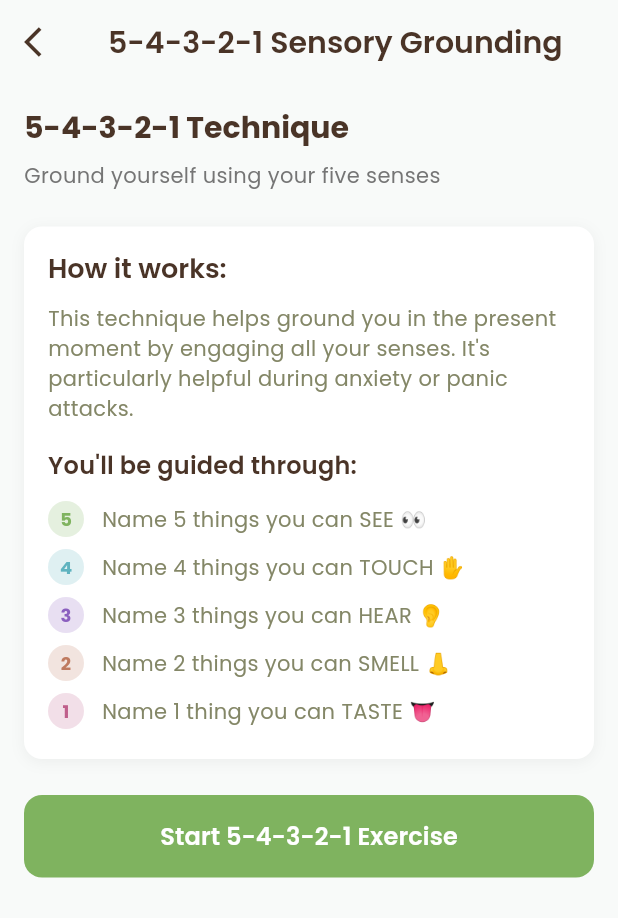
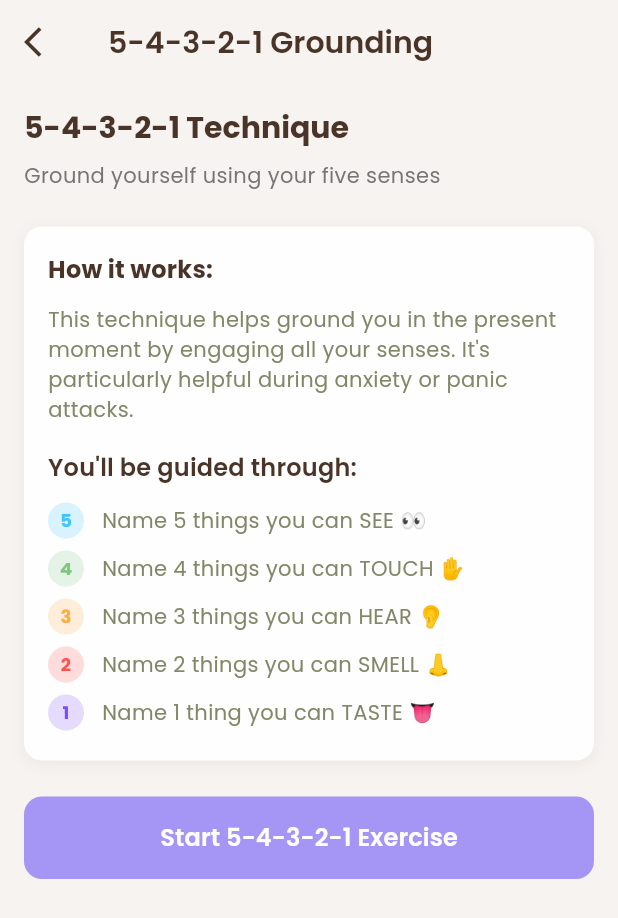
Before and after one commit to jocelyngan2005/solace, a Flutter app: the GroundingTechniquesPage screen opened directly, after a tap on "Sensory Grounding", on a phone screen of 412 x 824 dp. Shown: the top 918 px of the screen. Run offline on Flutter 3.47's test engine with Material 3 defaults, Android fonts, the phone set to English and light mode, and no system bars; our stand-ins replace fl_chart, google_fonts, table_calendar; accounts and stored records are empty.

Commit message:
ui updates

```diff
--- a/lib/screens/therapy/breathing_session.dart
+++ b/lib/screens/therapy/breathing_session.dart
@@ -60,7 +60,7 @@ class _BreathingSessionPageState extends State<BreathingSessionPage>
 
     _scaleAnimation = Tween<double>(
       begin: 0.85,
-      end: 1.15,
+      end: 1.30,
     ).animate(CurvedAnimation(
       parent: _animationController,
       curve: Curves.easeInOut,
--- a/lib/screens/therapy/grounding_toolkit/grounding_techniques.dart
+++ b/lib/screens/therapy/grounding_toolkit/grounding_techniques.dart
@@ -71,28 +71,19 @@ class _GroundingTechniquesPageState extends State<GroundingTechniquesPage> {
                 shape: RoundedRectangleBorder(
                   borderRadius: BorderRadius.circular(16),
                 ),
-                color: Theme.of(context).colorScheme.primary,
+                color: const Color(0xFFB9998D),
                 child: Padding(
                   padding: const EdgeInsets.all(16),
                   child: Column(
                     crossAxisAlignment: CrossAxisAlignment.start,
                     children: [
-                      Row(
-                        children: [
-                          Icon(
-                            Icons.info_outline,
-                            color: Theme.of(context).colorScheme.onPrimary,
-                            size: 16,
-                          ),
-                          const SizedBox(width: 8),
                           Text(
-                            'When to use grounding techniques:',
+                            '💡 When to use grounding techniques:',
                             style: Theme.of(context).textTheme.titleMedium?.copyWith(
+                              color: Theme.of(context).colorScheme.onPrimary,
                               fontWeight: FontWeight.w600,
                             ),
                           ),
-                        ],
-                      ),
                       const SizedBox(height: 12),
                       Text(
                         '• When feeling anxious or overwhelmed\n'
@@ -101,6 +92,7 @@ class _GroundingTechniquesPageState extends State<GroundingTechniquesPage> {
                         '• To reconnect with the present moment\n'
                         '• Before important events or exams',
                         style: Theme.of(context).textTheme.bodyMedium?.copyWith(
+                          color: Theme.of(context).colorScheme.onPrimary,
                           height: 1.5,
                         ),
                       ),
--- a/lib/screens/therapy/grounding_toolkit/physical_grounding.dart
+++ b/lib/screens/therapy/grounding_toolkit/physical_grounding.dart
@@ -331,7 +331,7 @@ class _PhysicalGroundingPageState extends State<PhysicalGroundingPage>
                       shape: RoundedRectangleBorder(
                         borderRadius: BorderRadius.circular(16),
                         side: isSelected ? BorderSide(
-                          color: Theme.of(context).colorScheme.primary,
+                          color: tech.color,
                           width: 2,
                         ) : BorderSide.none,
                       ),
@@ -391,7 +391,7 @@ class _PhysicalGroundingPageState extends State<PhysicalGroundingPage>
                               if (isSelected)
                                 Icon(
                                   Icons.check_circle,
-                                  color: Theme.of(context).colorScheme.primary,
+                                  color: tech.color,
                                 ),
                             ],
                           ),
@@ -659,7 +659,7 @@ class _PhysicalGroundingPageState extends State<PhysicalGroundingPage>
         Container(
           padding: const EdgeInsets.all(16),
           decoration: BoxDecoration(
-            color: Colors.white,
+            color: Theme.of(context).colorScheme.surface,
             borderRadius: BorderRadius.circular(12),
             boxShadow: [
               BoxShadow(
--- a/lib/screens/therapy/grounding_toolkit/sensory_grounding.dart
+++ b/lib/screens/therapy/grounding_toolkit/sensory_grounding.dart
@@ -17,7 +17,7 @@ class _SensoryGroundingPageState extends State<SensoryGroundingPage> {
       sense: 'See',
       instruction: 'Name 5 things you can SEE 👀',
       icon: Icons.visibility,
-      color: const Color(0xFF7FB35F),
+      color: Colors.lightBlueAccent,
       items: [],
     ),
     GroundingStep(
@@ -25,7 +25,7 @@ class _SensoryGroundingPageState extends State<SensoryGroundingPage> {
       sense: 'Touch',
       instruction: 'Name 4 things you can TOUCH ✋',
       icon: Icons.touch_app,
-      color: const Color(0xFF5FB3BF),
+      color: Colors.green[300]!,
       items: [],
     ),
     GroundingStep(
@@ -33,7 +33,7 @@ class _SensoryGroundingPageState extends State<SensoryGroundingPage> {
       sense: 'Hear',
       instruction: 'Name 3 things you can HEAR 👂',
       icon: Icons.hearing,
-      color: const Color(0xFF8B5FBF),
+      color: Colors.orangeAccent,
       items: [],
     ),
     GroundingStep(
@@ -41,7 +41,7 @@ class _SensoryGroundingPageState extends State<SensoryGroundingPage> {
       sense: 'Smell',
       instruction: 'Name 2 things you can SMELL 👃',
       icon: Icons.air,
-      color: const Color(0xFFBF7A5F),
+      color: Colors.redAccent,
       items: [],
     ),
     GroundingStep(
@@ -49,7 +49,7 @@ class _SensoryGroundingPageState extends State<SensoryGroundingPage> {
       sense: 'Taste',
       instruction: 'Name 1 thing you can TASTE 👅',
       icon: Icons.local_dining,
-      color: const Color(0xFFBF5F8B),
+      color: Colors.deepPurpleAccent,
       items: [],
     ),
   ];
@@ -136,9 +136,8 @@ class _SensoryGroundingPageState extends State<SensoryGroundingPage> {
   @override
   Widget build(BuildContext context) {
     return Scaffold(
-      backgroundColor: const Color(0xFFF8FAF9),
       appBar: AppBar(
-        title: const Text('5-4-3-2-1 Sensory Grounding'),
+        title: const Text('5-4-3-2-1 Grounding'),
         backgroundColor: Colors.transparent,
         elevation: 0,
         leading: IconButton(
@@ -182,7 +181,7 @@ class _SensoryGroundingPageState extends State<SensoryGroundingPage> {
                 Container(
                   padding: const EdgeInsets.all(16),
                   decoration: BoxDecoration(
-                    color: Colors.white,
+                    color: Theme.of(context).colorScheme.surface,
                     borderRadius: BorderRadius.circular(12),
                     boxShadow: [
                       BoxShadow(
@@ -197,8 +196,8 @@ class _SensoryGroundingPageState extends State<SensoryGroundingPage> {
                     children: [
                       Text(
                         'How it works:',
-                        style: Theme.of(context).textTheme.titleLarge?.copyWith(
-                          fontWeight: FontWeight.w600,
+                        style: Theme.of(context).textTheme.titleMedium?.copyWith(
+                          fontWeight: FontWeight.w700,
                         ),
                       ),
                       const SizedBox(height: 12),
@@ -252,8 +251,8 @@ class _SensoryGroundingPageState extends State<SensoryGroundingPage> {
                   child: ElevatedButton(
                     onPressed: _startGrounding,
                     style: ElevatedButton.styleFrom(
-                      backgroundColor: const Color(0xFF7FB35F),
-                      foregroundColor: Colors.white,
+                      backgroundColor: Theme.of(context).colorScheme.primary,
+                      foregroundColor: Theme.of(context).colorScheme.onPrimary,
                       padding: const EdgeInsets.symmetric(vertical: 16),
                       shape: RoundedRectangleBorder(
                         borderRadius: BorderRadius.circular(12),
```
Also changed, not shown: lib/screens/therapy/grounding_toolkit/mini_games.dart (+14 -14 lines), lib/screens/therapy/grounding_toolkit/movement_grounding.dart (+10 -9 lines).
